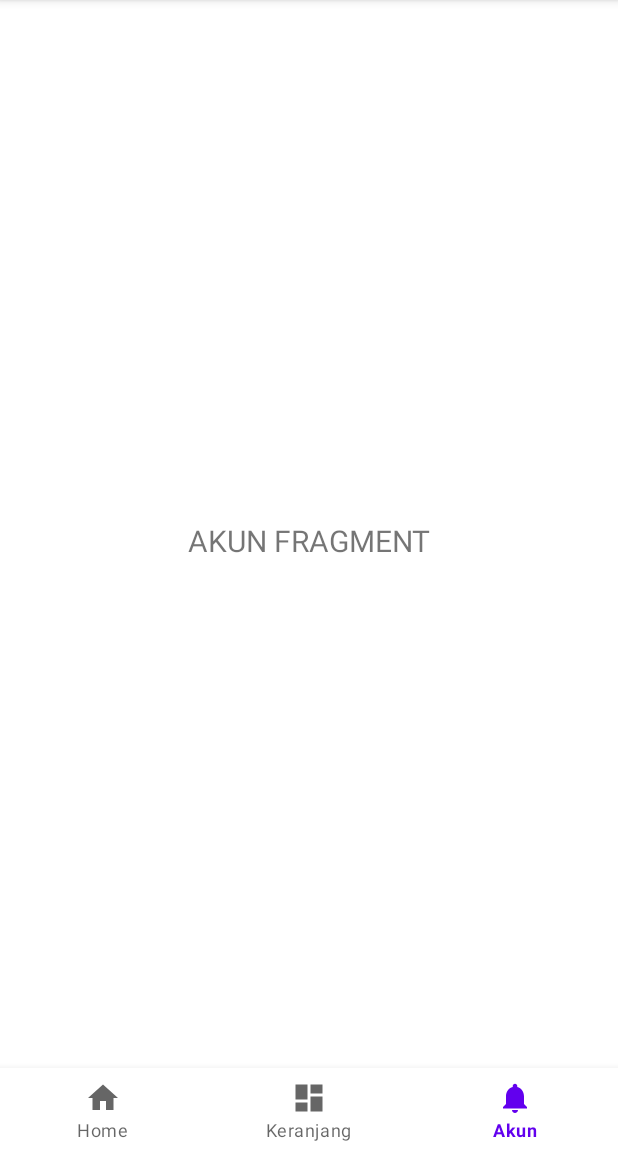
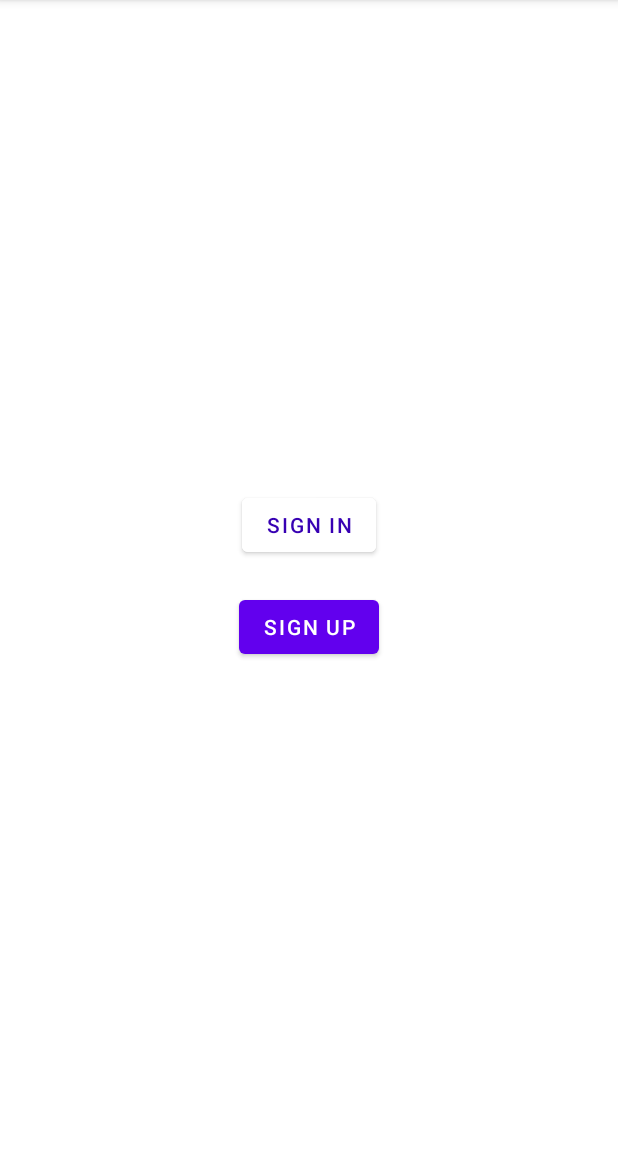
Before and after one commit to Arybobyku/OnlineShopAndroid, an Android app: the screen it shows after launch (MainActivity before the commit, LoginActivity after it), item 3 of the bottom bar chosen, on a phone screen of 412 x 824 dp, the part 84-1236 px from its top. Run offline under Robolectric (Android 15) with nearby library versions, the phone set to English and light mode, and no system bars.

```diff
--- a/app/src/main/AndroidManifest.xml
+++ b/app/src/main/AndroidManifest.xml
@@ -9,6 +9,7 @@
         android:roundIcon="@mipmap/ic_launcher_round"
         android:supportsRtl="true"
         android:theme="@style/Theme.OnlineShop">
+        <activity android:name=".Activity.LoginActivity"></activity>
         <activity android:name=".MainActivity">
             <intent-filter>
                 <action android:name="android.intent.action.MAIN" />
--- /dev/null
+++ b/app/src/main/java/com/example/onlineshop/Activity/LoginActivity.kt
@@ -0,0 +1,23 @@
+package com.example.onlineshop.Activity
+
+import androidx.appcompat.app.AppCompatActivity
+import android.os.Bundle
+import android.view.View
+import android.widget.Button
+import com.example.onlineshop.Helper.SharedPref
+import com.example.onlineshop.R
+
+class LoginActivity : AppCompatActivity() {
+    private lateinit var sp:SharedPref
+    lateinit var btn_SignIn:Button
+    override fun onCreate(savedInstanceState: Bundle?) {
+        super.onCreate(savedInstanceState)
+        setContentView(R.layout.activity_login)
+
+        sp=SharedPref(this)
+        btn_SignIn = findViewById(R.id.Btn_SignIn)
+        btn_SignIn.setOnClickListener(View.OnClickListener {
+            sp.statusLogin(true)
+        })
+    }
+}
--- a/app/src/main/java/com/example/onlineshop/Fragment/AkunFragment.kt
+++ b/app/src/main/java/com/example/onlineshop/Fragment/AkunFragment.kt
@@ -4,16 +4,27 @@ import android.os.Bundle
 import android.view.LayoutInflater
 import android.view.View
 import android.view.ViewGroup
+import android.widget.Button
 import androidx.fragment.app.Fragment
+import com.example.onlineshop.Helper.SharedPref
 import com.example.onlineshop.R
 
 class AkunFragment :Fragment(){
+    private lateinit var sp:SharedPref
+    lateinit var btn_LogOut:Button
     override fun onCreateView(
         inflater: LayoutInflater, container: ViewGroup?,
         savedInstanceState: Bundle?
     ): View? {
-        // Inflate the layout for this fragment
-        return inflater.inflate(R.layout.fragment_akun, container, false)
+        val view:View =  inflater.inflate(R.layout.fragment_akun, container, false)
+
+        sp= SharedPref(requireActivity())
+            btn_LogOut = view.findViewById(R.id.Btn_LogOut)
+            btn_LogOut.setOnClickListener(View.OnClickListener {
+                sp.statusLogin(false)
+            })
+
+        return view
     }
 
 }
--- a/app/src/main/java/com/example/onlineshop/Fragment/HomeFragment.kt
+++ b/app/src/main/java/com/example/onlineshop/Fragment/HomeFragment.kt
@@ -65,7 +65,7 @@ class HomeFragment:Fragment() {
         RvProdukLaptop=view.findViewById(R.id.Rv_ProdukLaptop)
         val layoutmanager2 = LinearLayoutManager(activity)
         layoutmanager2.orientation = LinearLayoutManager.HORIZONTAL
-        RvProdukLaptop.adapter=ProdukLaptopAdapter(arrproduk)
+        RvProdukLaptop.adapter=ProdukLaptopAdapter(arrproduk1)
         RvProdukLaptop.layoutManager=layoutmanager2
     }
     val arrproduk:ArrayList<ProduckEletronikModel>get() {
@@ -89,4 +89,27 @@ class HomeFragment:Fragment() {
         arr.add(p3)
         return  arr
     }
+    val arrproduk1:ArrayList<ProduckEletronikModel>get() {
+        val arr=ArrayList<ProduckEletronikModel>()
+        val p1 = ProduckEletronikModel()
+        p1.name="Laptop Tuf Gamming"
+        p1.harga="Rp.11.000.000"
+        p1.gambar=R.drawable.rv3
+
+
+        val p2 = ProduckEletronikModel()
+        p2.name="Laptop AlienWare"
+        p2.harga="Rp.18.000.000"
+        p2.gambar=R.drawable.rv1
+
+        val p3 = ProduckEletronikModel()
+        p3.name="Laptop Msi Limmites"
+        p3.harga="Rp.15.000.000"
+        p3.gambar=R.drawable.rv2
+
+        arr.add(p1)
+        arr.add(p2)
+        arr.add(p3)
+        return  arr
+    }
 }
--- /dev/null
+++ b/app/src/main/java/com/example/onlineshop/Helper/SharedPref.kt
@@ -0,0 +1,20 @@
+package com.example.onlineshop.Helper
+
+import android.app.Activity
+import android.content.Context
+import android.content.SharedPreferences
+
+class SharedPref(activity:Activity) {
+    val mypref="MAIN_PRF"
+    val sp:SharedPreferences
+    val login="login"
+    init {
+        sp=activity.getSharedPreferences(mypref,Context.MODE_PRIVATE)
+    }
+    fun statusLogin(status:Boolean){
+        sp.edit().putBoolean(login,status).apply()
+    }
+    fun getStatusLogin():Boolean{
+        return sp.getBoolean(login,false)
+    }
+}
--- a/app/src/main/java/com/example/onlineshop/MainActivity.kt
+++ b/app/src/main/java/com/example/onlineshop/MainActivity.kt
@@ -1,30 +1,38 @@
 package com.example.onlineshop
 
+import android.content.Intent
+import android.content.SharedPreferences
 import androidx.appcompat.app.AppCompatActivity
 import android.os.Bundle
 import android.view.Menu
 import android.view.MenuItem
 import androidx.fragment.app.Fragment
 import androidx.fragment.app.FragmentManager
+import com.example.onlineshop.Activity.LoginActivity
 import com.example.onlineshop.Fragment.AkunFragment
 import com.example.onlineshop.Fragment.HomeFragment
 import com.example.onlineshop.Fragment.KeranjangFragment
+import com.example.onlineshop.Helper.SharedPref
 import com.google.android.material.bottomnavigation.BottomNavigationView
 
 class MainActivity : AppCompatActivity() {
     val homefragment = HomeFragment();
     val keranjangFragment = KeranjangFragment();
     val akunFragment = AkunFragment();
+    var statusLogin:Boolean=false
 
     private val  fm:FragmentManager=supportFragmentManager
     private var active:Fragment = homefragment
     private lateinit var menu:Menu
     private lateinit var menuItem:MenuItem
     private lateinit var navBottom:BottomNavigationView
-
+    private lateinit var sp:SharedPref
     override fun onCreate(savedInstanceState: Bundle?) {
         super.onCreate(savedInstanceState)
         setContentView(R.layout.activity_main)
+
+        sp= SharedPref(this)
+
         setBottomNav()
     }
     fun setBottomNav(){
@@ -47,7 +55,12 @@ class MainActivity : AppCompatActivity() {
                     CurrentFragment(keranjangFragment,1)
                 }
                 R.id.navigation_Akun->{
-                    CurrentFragment(akunFragment,2)
+                    if(sp.getStatusLogin()){
+                        CurrentFragment(akunFragment,2)
+                    }else{
+                        startActivity(Intent(this,LoginActivity::class.java))
+                    }
+
                 }
             }
 
--- /dev/null
+++ b/app/src/main/res/layout/activity_login.xml
@@ -0,0 +1,32 @@
+<?xml version="1.0" encoding="utf-8"?>
+<LinearLayout xmlns:android="http://schemas.android.com/apk/res/android"
+    xmlns:app="http://schemas.android.com/apk/res-auto"
+    xmlns:tools="http://schemas.android.com/tools"
+    android:layout_width="match_parent"
+    android:layout_height="match_parent"
+    android:orientation="vertical"
+    tools:context=".Activity.LoginActivity">
+
+    <LinearLayout
+        android:layout_width="match_parent"
+        android:layout_height="match_parent"
+        android:orientation="vertical"
+       android:gravity="center">
+        <Button
+            android:id="@+id/Btn_SignIn"
+            android:layout_width="wrap_content"
+            android:layout_height="wrap_content"
+            android:text="Sign In"
+            android:layout_margin="10dp"
+            android:layout_marginVertical="1dp"
+            android:textColor="@color/purple_700"
+            android:backgroundTint="@color/white"/>
+        <Button
+            android:id="@+id/Btn_SignUp"
+            android:layout_width="wrap_content"
+            android:layout_height="wrap_content"
+            android:layout_margin="10dp"
+            android:text="Sign Up"/>
+    </LinearLayout>
+
+</LinearLayout>
--- a/app/src/main/res/layout/fragment_akun.xml
+++ b/app/src/main/res/layout/fragment_akun.xml
@@ -1,23 +1,23 @@
 <?xml version="1.0" encoding="utf-8"?>
-<androidx.constraintlayout.widget.ConstraintLayout xmlns:android="http://schemas.android.com/apk/res/android"
+<LinearLayout xmlns:android="http://schemas.android.com/apk/res/android"
     xmlns:app="http://schemas.android.com/apk/res-auto"
     xmlns:tools="http://schemas.android.com/tools"
     android:layout_width="match_parent"
     android:layout_height="match_parent"
+    android:orientation="vertical"
     tools:context=".Fragment.AkunFragment">
 
     <TextView
-        android:id="@+id/text_notifications"
-        android:layout_width="match_parent"
+        android:layout_width="wrap_content"
         android:layout_height="wrap_content"
-        android:layout_marginStart="8dp"
-        android:layout_marginTop="8dp"
-        android:layout_marginEnd="8dp"
-        android:textAlignment="center"
-        android:textSize="20sp"
-        android:text="AKUN FRAGMENT"
-        app:layout_constraintBottom_toBottomOf="parent"
-        app:layout_constraintEnd_toEndOf="parent"
-        app:layout_constraintStart_toStartOf="parent"
-        app:layout_constraintTop_toTopOf="parent" />
-</androidx.constraintlayout.widget.ConstraintLayout>
+        android:textSize="40dp"
+        android:text="Fragment Akun"/>
+
+    <Button
+        android:id="@+id/Btn_LogOut"
+        android:layout_width="wrap_content"
+        android:layout_height="wrap_content"
+        android:backgroundTint="@color/black"
+        android:text="Log Out"/>
+
+</LinearLayout>
```
